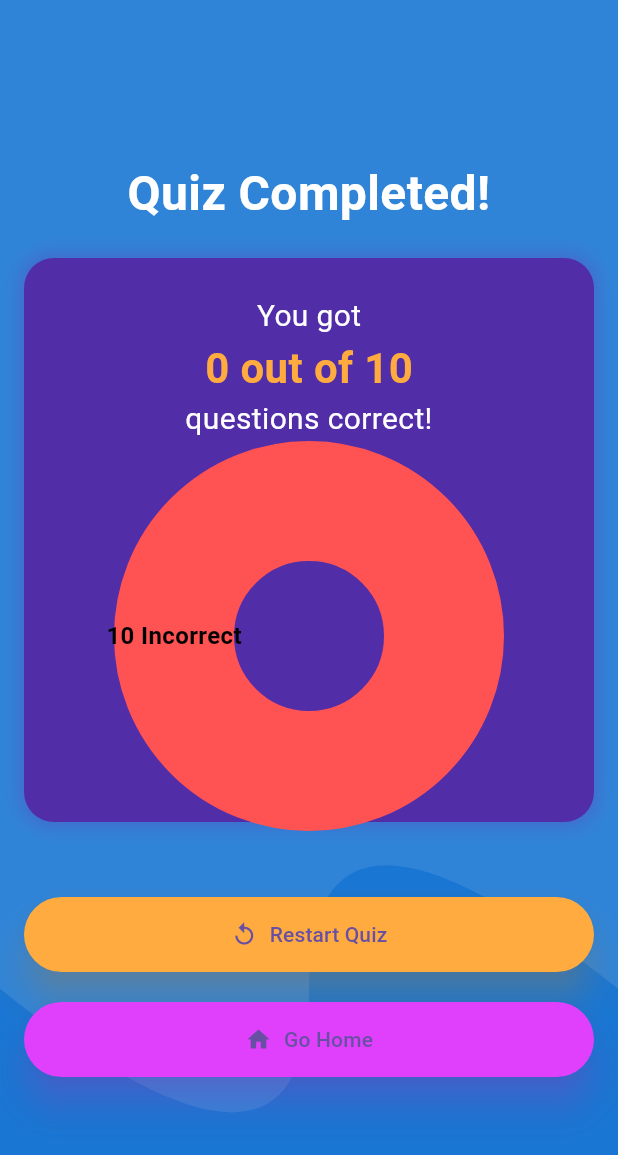
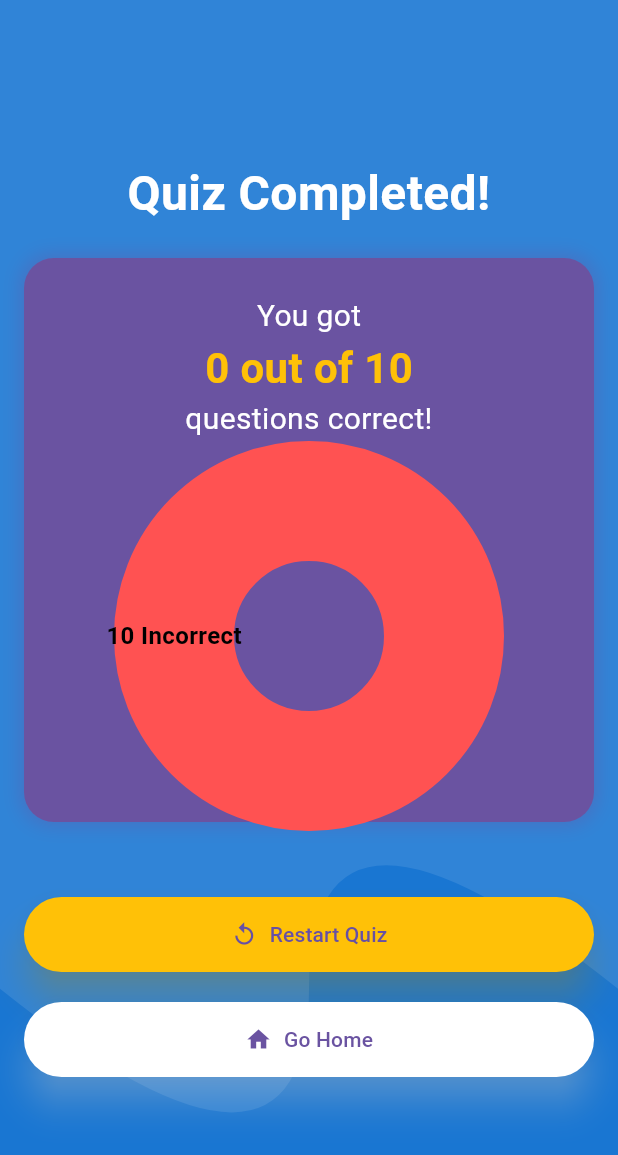
Before and after one commit to Adityasiingh14/QuizApp-aaritya, a Flutter app: the ResultScreen screen opened directly with empty values, on a phone screen of 412 x 824 dp. Shown: the top 1155 px of the screen. Run offline on Flutter 3.47's test engine with Material 3 defaults, Android fonts, the phone set to English and light mode, and no system bars; drawn by our look-alikes of fl_chart; our stand-ins replace image_picker, simple_animations; network calls fail; Roboto replaces fonts that are missing (Poppins).

Commit message:
Frontend Done.

```diff
--- a/quiz_app_frontend/lib/models/question.dart
+++ b/quiz_app_frontend/lib/models/question.dart
@@ -17,20 +17,24 @@ class Question {
   final String question;
   final List<Option> options;
   final int correctAnswer;
+  final String imageUrl; // Add this line to include the image URL
 
   Question({
     required this.id,
     required this.question,
     required this.options,
     required this.correctAnswer,
+    this.imageUrl = "", // Default to an empty string
   });
 
   factory Question.fromJson(Map<String, dynamic> json) {
     return Question(
       id: json['id'],
       question: json['question'],
-      options: (json['options'] as List).map((o) => Option.fromJson(o)).toList(),
+      options:
+          (json['options'] as List).map((o) => Option.fromJson(o)).toList(),
       correctAnswer: json['correct_answer'],
+      imageUrl: json['image_url'] ?? "", // Handle null image URLs
     );
   }
 }
--- a/quiz_app_frontend/lib/screens/result_screen.dart
+++ b/quiz_app_frontend/lib/screens/result_screen.dart
@@ -1,6 +1,7 @@
 import 'package:flutter/material.dart';
 import 'package:fl_chart/fl_chart.dart'; // Add this for pie chart
 import '../widgets/animated_background.dart';
+import '../screens/home_screen.dart'; // Import the HomeScreen
 
 class ResultScreen extends StatelessWidget {
   const ResultScreen({super.key});
@@ -34,11 +35,11 @@ class ResultScreen extends StatelessWidget {
                     Container(
                       padding: EdgeInsets.all(24),
                       decoration: BoxDecoration(
-                        color: Colors.deepPurple[700],
+                        color: Color(0xFF6A53A1),
                         borderRadius: BorderRadius.circular(20),
                         boxShadow: [
                           BoxShadow(
-                            color: Colors.deepPurple.withOpacity(0.4),
+                            color: Color(0xFF6A53A1).withOpacity(0.4),
                             blurRadius: 10,
                             spreadRadius: 2,
                           ),
@@ -53,7 +54,7 @@ class ResultScreen extends StatelessWidget {
                           Text(
                             '$correctAnswers out of 10',
                             style: TextStyle(
-                              color: Colors.orangeAccent,
+                              color: Color(0xFFFFC107),
                               fontSize: 28,
                               fontWeight: FontWeight.bold,
                             ),
@@ -78,11 +79,11 @@ class ResultScreen extends StatelessWidget {
                       style: ElevatedButton.styleFrom(
                         padding:
                             EdgeInsets.symmetric(horizontal: 80, vertical: 15),
-                        backgroundColor: Colors.orangeAccent,
+                        backgroundColor: Color(0xFFFFC107),
                         shape: RoundedRectangleBorder(
                           borderRadius: BorderRadius.circular(30),
                         ),
-                        shadowColor: Colors.orangeAccent.withOpacity(0.5),
+                        shadowColor: Color(0xFFFFC107).withOpacity(0.5),
                         elevation: 10,
                       ),
                       onPressed: () {
@@ -96,15 +97,23 @@ class ResultScreen extends StatelessWidget {
                       style: ElevatedButton.styleFrom(
                         padding:
                             EdgeInsets.symmetric(horizontal: 80, vertical: 15),
-                        backgroundColor: Colors.purpleAccent,
+                        backgroundColor:
+                            Colors.white, // Set background to white
+                        foregroundColor:
+                            Color(0xFF6A53A1), // Set text color to purple
                         shape: RoundedRectangleBorder(
                           borderRadius: BorderRadius.circular(30),
                         ),
-                        shadowColor: Colors.purpleAccent.withOpacity(0.5),
+                        shadowColor: Colors.white.withOpacity(0.5),
                         elevation: 10,
                       ),
                       onPressed: () {
-                        Navigator.pushReplacementNamed(context, '/');
+                        Navigator.pushReplacement(
+                          context,
+                          MaterialPageRoute(
+                            builder: (context) => HomeScreen(),
+                          ),
+                        ); // Route to the HomeScreen
                       },
                     ),
                   ],
```
Also changed, not shown: quiz_app_frontend/lib/screens/quiz_screen.dart (+74 -8 lines).
